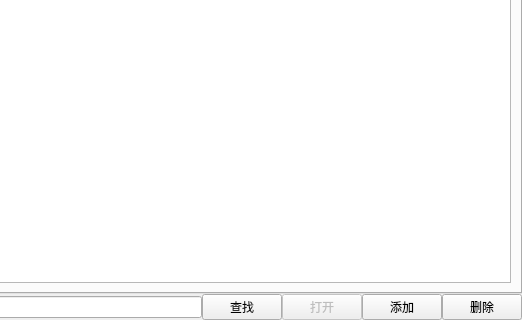
This is tabwidget.ui in eacbpd/qt-widget-app-demo as Qt 5 draws it before an edit; both pictures show x 171 to 693 and y 93 to 413 of the 693 by 413 pixel window. The edited form follows.
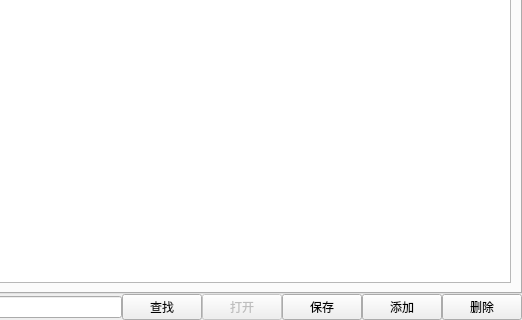
This is the edited form.

```diff
--- a/tabwidget.ui
+++ b/tabwidget.ui
@@ -97,6 +97,19 @@
        </property>
       </widget>
      </item>
+     <item>
+      <widget class="QPushButton" name="btnsave">
+       <property name="maximumSize">
+        <size>
+         <width>80</width>
+         <height>16777215</height>
+        </size>
+       </property>
+       <property name="text">
+        <string>保存</string>
+       </property>
+      </widget>
+     </item>
      <item>
       <widget class="QPushButton" name="btnadd">
        <property name="minimumSize">
```
Left out of the diff: 6 changed lines with no effect on the pictures.
